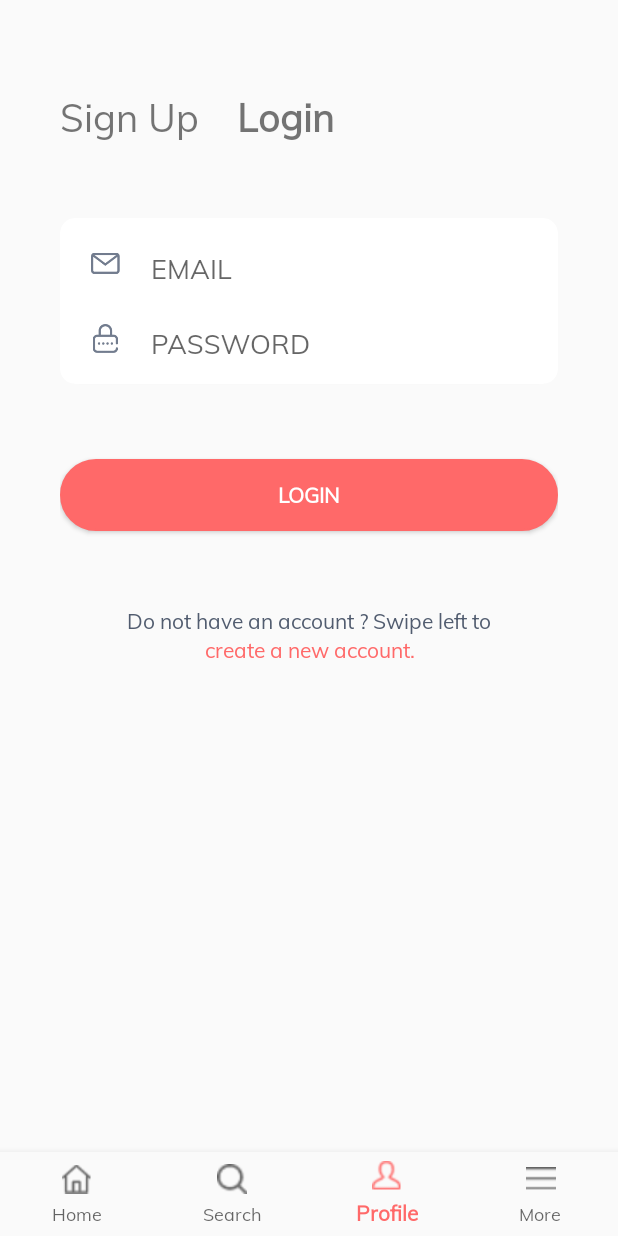
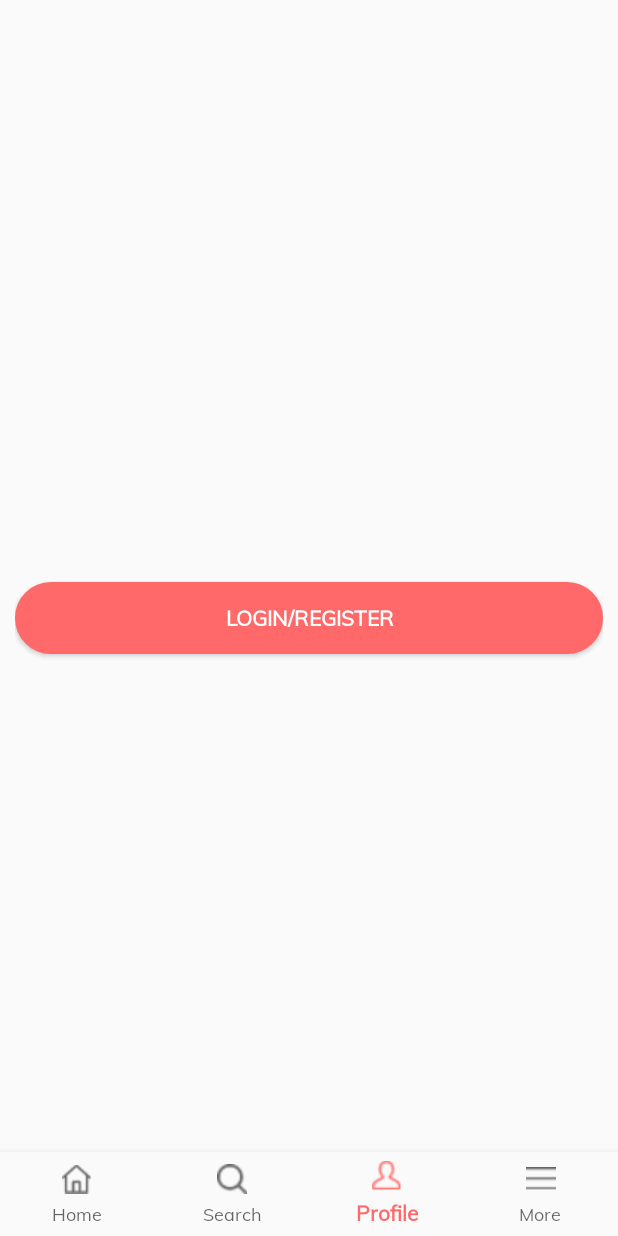
Before and after one commit to HongDaly/OnlineStore, an Android app: the screen it shows after launch (MainActivity), item 3 of the bottom bar chosen, on a phone screen of 412 x 824 dp. Run offline under Robolectric (Android 15) with nearby library versions, the phone set to English and light mode, and no system bars; our stand-ins replace Firebase (no records; nobody signed in at launch, a user with empty details on screens opened directly), navigation-ui.

Commit message:
Register

```diff
--- a/app/src/main/AndroidManifest.xml
+++ b/app/src/main/AndroidManifest.xml
@@ -11,7 +11,9 @@
         android:roundIcon="@mipmap/ic_launcher_round"
         android:supportsRtl="true"
         android:theme="@style/AppTheme">
-        <activity android:name=".UserAuthActivity"></activity>
+        <activity android:name=".UserAuthActivity"
+            android:theme="@style/AppTheme.NoActionBar"
+            ></activity>
         <activity
             android:name=".MainActivity"
             android:label="@string/app_name"
--- a/app/src/main/java/com/its/onlinestore/ui/profile/ProfileFragment.java
+++ b/app/src/main/java/com/its/onlinestore/ui/profile/ProfileFragment.java
@@ -1,6 +1,7 @@
 package com.its.onlinestore.ui.profile;
 
 
+import android.content.Intent;
 import android.os.Bundle;
 
 import androidx.fragment.app.Fragment;
@@ -8,14 +9,17 @@ import androidx.fragment.app.Fragment;
 import android.view.LayoutInflater;
 import android.view.View;
 import android.view.ViewGroup;
+import android.widget.Button;
 
 import com.its.onlinestore.R;
+import com.its.onlinestore.UserAuthActivity;
 
 /**
  * A simple {@link Fragment} subclass.
  */
-public class ProfileFragment extends Fragment {
+public class ProfileFragment extends Fragment implements View.OnClickListener {
 
+    private Button btnAuth;
 
     public ProfileFragment() {
         // Required empty public constructor
@@ -26,7 +30,21 @@ public class ProfileFragment extends Fragment {
     public View onCreateView(LayoutInflater inflater, ViewGroup container,
                              Bundle savedInstanceState) {
         // Inflate the layout for this fragment
-        return inflater.inflate(R.layout.fragment_profile, container, false);
+        View v =  inflater.inflate(R.layout.fragment_profile, container, false);
+        btnAuth = v.findViewById(R.id.fp_btn_user_auth);
+
+        btnAuth.setOnClickListener(this);
+
+        return v;
     }
 
+    @Override
+    public void onClick(View v) {
+        int id = v.getId();
+        if(id == btnAuth.getId()){
+//
+            startActivity(new Intent(getContext(), UserAuthActivity.class));
+
+        }
+    }
 }
--- a/app/src/main/res/drawable/button_style.xml
+++ b/app/src/main/res/drawable/button_style.xml
@@ -6,4 +6,5 @@
     <corners android:radius="50dp"/>
     <stroke android:color="@color/colorPrimary"
         android:width="1dp"/>
+
 </shape>
--- a/app/src/main/res/layout/fragment_profile.xml
+++ b/app/src/main/res/layout/fragment_profile.xml
@@ -5,10 +5,19 @@
     android:layout_height="match_parent"
     tools:context=".ui.profile.ProfileFragment">
 
-    <!-- TODO: Update blank fragment layout -->
-    <TextView
+    <RelativeLayout
+        android:padding="10dp"
         android:layout_width="match_parent"
-        android:layout_height="match_parent"
-        android:text="@string/hello_blank_fragment" />
+        android:layout_height="match_parent">
+        <Button
+            android:id="@+id/fp_btn_user_auth"
+            android:textStyle="bold"
+            android:layout_centerInParent="true"
+            android:textColor="@color/colorWhite"
+            android:background="@drawable/button_style"
+            android:text="@string/login_register"
+            android:layout_width="match_parent"
+            android:layout_height="wrap_content"/>
 
+    </RelativeLayout>
 </FrameLayout>
--- a/app/src/main/res/layout/fragment_register.xml
+++ b/app/src/main/res/layout/fragment_register.xml
@@ -60,6 +60,7 @@
                     android:hint="@string/email">
 
                     <EditText
+                        android:id="@+id/fr_edt_email"
                         android:background="@drawable/edit_text_style"
                         android:layout_width="match_parent"
                         android:layout_height="wrap_content"
@@ -89,6 +90,7 @@
                     android:hint="@string/full_name">
 
                     <EditText
+                        android:id="@+id/fr_edt_fullname"
                         android:background="@drawable/edit_text_style"
                         android:layout_width="match_parent"
                         android:layout_height="wrap_content"
@@ -117,6 +119,7 @@
                     android:hint="@string/password">
 
                     <EditText
+                        android:id="@+id/fr_edt_password"
                         android:background="@drawable/edit_text_style"
                         android:layout_width="match_parent"
                         android:layout_height="wrap_content"
@@ -134,6 +137,7 @@
         android:layout_width="match_parent"
         android:layout_height="wrap_content">
         <Button
+            android:id="@+id/fr_btn_register"
             android:layout_width="match_parent"
             android:layout_height="wrap_content"
             android:background="@drawable/button_style"
--- a/app/src/main/res/navigation/mobile_navigation.xml
+++ b/app/src/main/res/navigation/mobile_navigation.xml
@@ -19,9 +19,9 @@
 
     <fragment
         android:id="@+id/navigation_profile"
-        android:name="com.its.onlinestore.ui.login.LoginFragment"
+        android:name="com.its.onlinestore.ui.profile.ProfileFragment"
         android:label="@string/profile"
-        tools:layout="@layout/fragment_login" />
+        tools:layout="@layout/fragment_profile" />
 
     <fragment
         android:id="@+id/navigation_more"
--- a/app/src/main/res/values/strings.xml
+++ b/app/src/main/res/values/strings.xml
@@ -25,4 +25,5 @@
     <string name="register">Register</string>
     <string name="our_policy_and_term">our Policy and Term.</string>
     <string name="by_create_account_you_agree_with">By create account you agree with</string>
+    <string name="login_register">Login/Register</string>
 </resources>
```
Also changed, not shown: app/src/main/java/com/its/onlinestore/UserAuthActivity.java (+12 -0 lines), app/src/main/java/com/its/onlinestore/adapter/UserAuthViewPagerAdapter.java (added, +35 -0 lines), app/src/main/java/com/its/onlinestore/helper/FirebaseHelper.java (+15 -0 lines), app/src/main/java/com/its/onlinestore/model/User.java (added, +38 -0 lines), app/src/main/java/com/its/onlinestore/ui/register/RegisterFragment.java (+67 -2 lines).
